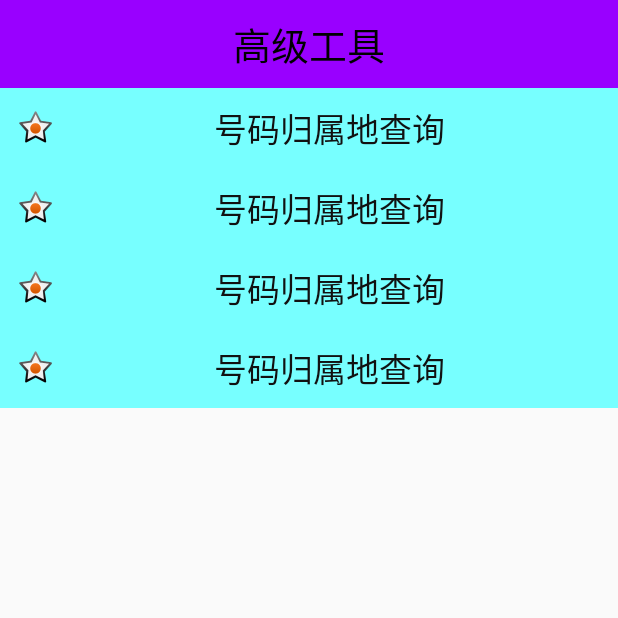
After one commit to RyanYans/RyaMobileSafe, an Android app: the AdvToolsActivity screen opened directly, with no data from a screen before it, on a phone screen of 412 x 824 dp, the top half of it. The commit adds this screen. Run offline under Robolectric (Android 15) with nearby library versions, the phone set to English and light mode, and no system bars.

Commit message:
noon AdvToolsActivity day05

```diff
--- a/app/src/main/AndroidManifest.xml
+++ b/app/src/main/AndroidManifest.xml
@@ -35,6 +35,8 @@
         <activity android:name=".activity.Setup3Activity" />
         <activity android:name=".activity.Setup4Activity" />
         <activity android:name=".activity.SafeContactActivity" />
+        <activity android:name=".activity.AdvToolsActivity" />
+        <activity android:name=".activity.AddrQueryActivity" />
 
         <receiver android:name=".receiver.BootReceiver">
             <intent-filter >
--- /dev/null
+++ b/app/src/main/java/com/rya/ryamobilesafe/activity/AdvToolsActivity.java
@@ -0,0 +1,42 @@
+package com.rya.ryamobilesafe.activity;
+
+import android.app.Activity;
+import android.content.Intent;
+import android.os.Bundle;
+import android.view.View;
+import android.widget.TextView;
+
+import com.rya.ryamobilesafe.R;
+
+/**
+ * Created by Rya32 on 广东石油化工学院.
+ * Version 1.0
+ */
+public class AdvToolsActivity extends Activity {
+
+    private TextView tv_advtools_addrquery;
+
+    @Override
+    protected void onCreate(Bundle savedInstanceState) {
+        super.onCreate(savedInstanceState);
+        setContentView(R.layout.activity_advtools);
+
+        initUI();
+
+        initListener();
+    }
+
+    private void initUI() {
+        tv_advtools_addrquery = (TextView) findViewById(R.id.tv_advtools_addrquery);
+    }
+
+    private void initListener() {
+        tv_advtools_addrquery.setOnClickListener(new View.OnClickListener() {
+            @Override
+            public void onClick(View v) {
+                Intent intent = new Intent(getApplicationContext(), AddrQueryActivity.class);
+                startActivity(intent);
+            }
+        });
+    }
+}
--- a/app/src/main/java/com/rya/ryamobilesafe/activity/BaseSetupActivity.java
+++ b/app/src/main/java/com/rya/ryamobilesafe/activity/BaseSetupActivity.java
@@ -14,16 +14,20 @@ public abstract class BaseSetupActivity extends Activity {
 
     private GestureDetector gestureDetector;
 
+    /**
+     * @param savedInstanceState
+     */
     @Override
     protected void onCreate(Bundle savedInstanceState) {
         super.onCreate(savedInstanceState);
 
+        // 手势移动监测
         gestureDetector = new GestureDetector(getApplicationContext(), new GestureDetector.SimpleOnGestureListener() {
             @Override
             public boolean onFling(MotionEvent e1, MotionEvent e2, float velocityX, float velocityY) {
                 if ((e1.getX() - e2.getX()) > 100) {
                     nextActivity();
-                } else if ((e1.getX() - e2.getX() < 100)) {
+                } else if ((e1.getX() - e2.getX() <= 100)) {
                     lastActivity();
                 }
                 return super.onFling(e1, e2, velocityX, velocityY);
--- a/app/src/main/java/com/rya/ryamobilesafe/receiver/DeviceAdmin.java
+++ b/app/src/main/java/com/rya/ryamobilesafe/receiver/DeviceAdmin.java
@@ -12,6 +12,5 @@ public class DeviceAdmin extends DeviceAdminReceiver {
     @Override
     public void onReceive(Context context, Intent intent) {
         super.onReceive(context, intent);
-
     }
 }
--- /dev/null
+++ b/app/src/main/res/drawable/selector_advtools_item.xml
@@ -0,0 +1,7 @@
+<?xml version="1.0" encoding="utf-8"?>
+<selector xmlns:android="http://schemas.android.com/apk/res/android"
+    android:layout_width="match_parent" android:layout_height="match_parent">
+    <item android:state_pressed="true"
+        android:drawable="@color/rightbule_press" /> <!-- pressed -->
+    <item android:drawable="@color/rightbule" /> <!-- default -->
+</selector>
--- /dev/null
+++ b/app/src/main/res/layout/activity_advtools.xml
@@ -0,0 +1,60 @@
+<?xml version="1.0" encoding="utf-8"?>
+<LinearLayout xmlns:android="http://schemas.android.com/apk/res/android"
+    android:orientation="vertical" android:layout_width="match_parent"
+    android:layout_height="match_parent">
+
+    <TextView
+        android:layout_width="match_parent"
+        android:layout_height="wrap_content"
+        style="@style/TitleStyle"
+        android:text="高级工具"
+        android:background="#90f"
+        />
+
+    <TextView
+        android:id="@+id/tv_advtools_addrquery"
+        android:layout_width="match_parent"
+        android:layout_height="wrap_content"
+        android:background="@drawable/selector_advtools_item"
+        android:textColor="@color/black"
+        android:text="号码归属地查询"
+        android:textSize="22sp"
+        android:gravity="center"
+        android:padding="10dp"
+        android:drawableLeft="@android:drawable/star_on"
+        />
+    <TextView
+        android:layout_width="match_parent"
+        android:layout_height="wrap_content"
+        android:background="@color/rightbule"
+        android:textColor="@color/black"
+        android:text="号码归属地查询"
+        android:textSize="22sp"
+        android:gravity="center"
+        android:padding="10dp"
+        android:drawableLeft="@android:drawable/star_on"
+        />
+    <TextView
+        android:layout_width="match_parent"
+        android:layout_height="wrap_content"
+        android:background="@color/rightbule"
+        android:textColor="@color/black"
+        android:text="号码归属地查询"
+        android:textSize="22sp"
+        android:gravity="center"
+        android:padding="10dp"
+        android:drawableLeft="@android:drawable/star_on"
+        />
+    <TextView
+        android:layout_width="match_parent"
+        android:layout_height="wrap_content"
+        android:background="@color/rightbule"
+        android:textColor="@color/black"
+        android:text="号码归属地查询"
+        android:textSize="22sp"
+        android:gravity="center"
+        android:padding="10dp"
+        android:drawableLeft="@android:drawable/star_on"
+        />
+
+</LinearLayout>
--- a/app/src/main/res/values/colors.xml
+++ b/app/src/main/res/values/colors.xml
@@ -3,4 +3,8 @@
     <color name="colorPrimary">#3F51B5</color>
     <color name="colorPrimaryDark">#303F9F</color>
     <color name="colorAccent">#FF4081</color>
+    <color name="pink">#bb9999</color>
+    <color name="rightbule">#77ffff</color>
+    <color name="rightbule_press">#99ffff</color>
+    <color name="black">#111111</color>
 </resources>
```
Also changed, not shown: app/src/main/java/com/rya/ryamobilesafe/activity/AddrQueryActivity.java (added, +46 -0 lines), app/src/main/java/com/rya/ryamobilesafe/activity/HomeActivity.java (+4 -3 lines), app/src/main/java/com/rya/ryamobilesafe/receiver/SmsReceiver.java (+8 -4 lines), app/src/main/java/com/rya/ryamobilesafe/service/LocationService.java (+4 -3 lines), app/src/main/res/layout/activity_advtools_addrquery.xml (added, +32 -0 lines).
